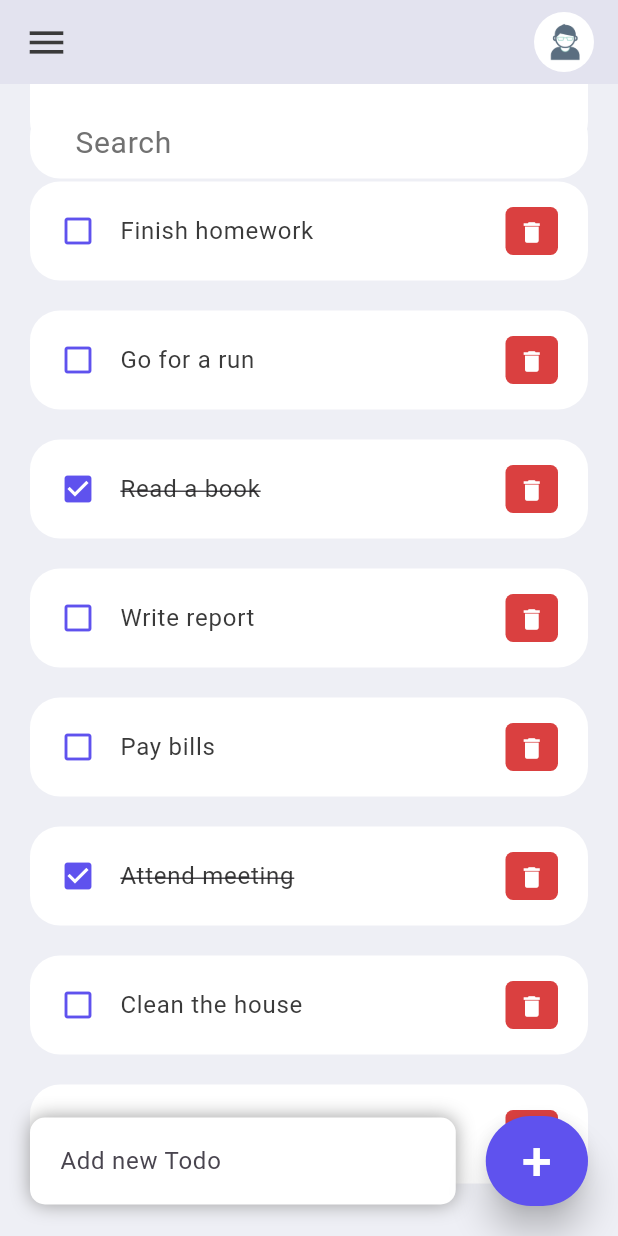
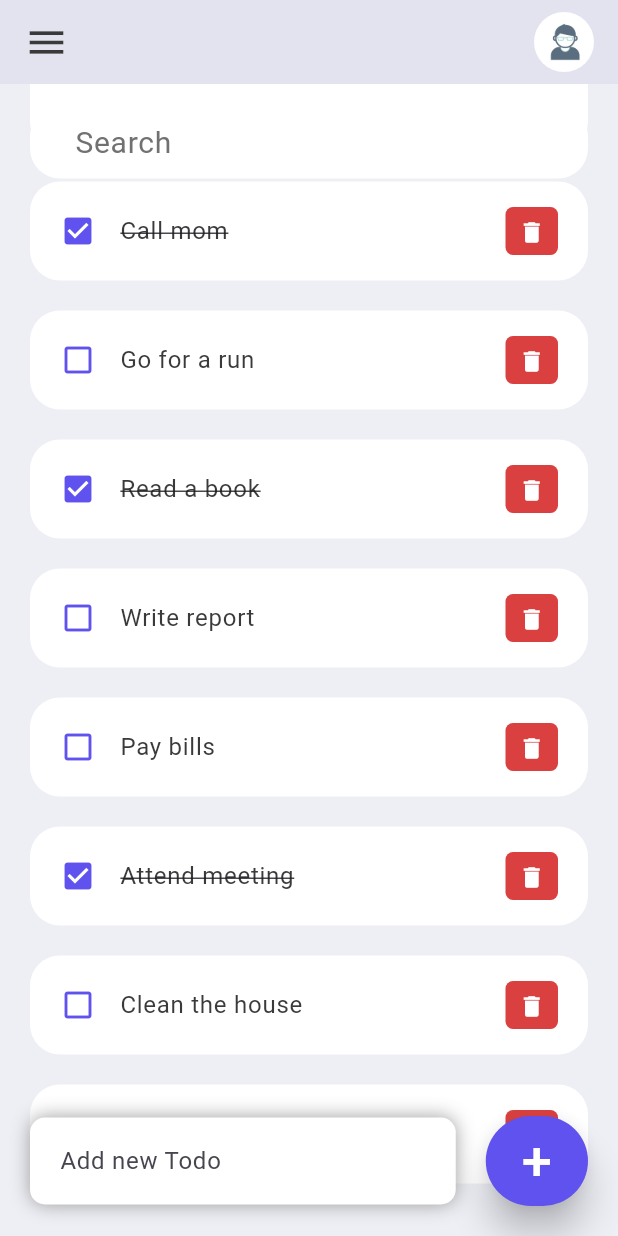
Before and after one commit to SohaibArbiBakcha/ToDo-list-Dart, a Flutter app: the screen it shows after launch, scrolled down 283 dp, after a tap on the "delete" icon, on a phone screen of 412 x 824 dp. Run offline on Flutter 3.47's test engine with Material 3 defaults, Android fonts, the light colour scheme and no system bars.

Commit message:
add the mark isDOne functionality and delete functianalty with some new comments and modify the readme file

```diff
--- a/lib/model/todo.dart
+++ b/lib/model/todo.dart
@@ -3,53 +3,65 @@
   String? todoText; // Text content of the todo
   bool isDone; // Flag indicating whether the todo is completed or not
 
-  ToDo(
-      {required this.id,
+  // Constructor for the ToDo class
+  ToDo({
+    required this.id,
     required this.todoText,
-      this.isDone = false}); // Constructor for the ToDo class
+    this.isDone = false,
+  });
 
-  // ignore: empty_constructor_bodies
+  // Static method to generate a list of sample todos
   static List<ToDo> todoList() => [
         // List of sample todos
         ToDo(
           id: '01',
           todoText: 'Buy groceries',
-            isDone: false), // Sample todo: Buy groceries, not done yet
+          isDone: false,
+        ), // Sample todo: Buy groceries, not done yet
         ToDo(
           id: '02',
           todoText: 'Call mom',
-            isDone: true), // Sample todo: Call mom, already done
+          isDone: true,
+        ), // Sample todo: Call mom, already done
         ToDo(
           id: '03',
           todoText: 'Finish homework',
-            isDone: false), // Sample todo: Finish homework, not done yet
+          isDone: false,
+        ), // Sample todo: Finish homework, not done yet
         ToDo(
           id: '04',
           todoText: 'Go for a run',
-            isDone: false), // Sample todo: Go for a run, not done yet
+          isDone: false,
+        ), // Sample todo: Go for a run, not done yet
         ToDo(
           id: '05',
           todoText: 'Read a book',
-            isDone: true), // Sample todo: Read a book, already done
+          isDone: true,
+        ), // Sample todo: Read a book, already done
         ToDo(
           id: '06',
           todoText: 'Write report',
-            isDone: false), // Sample todo: Write report, not done yet
+          isDone: false,
+        ), // Sample todo: Write report, not done yet
         ToDo(
           id: '07',
           todoText: 'Pay bills',
-            isDone: false), // Sample todo: Pay bills, not done yet
+          isDone: false,
+        ), // Sample todo: Pay bills, not done yet
         ToDo(
           id: '08',
           todoText: 'Attend meeting',
-            isDone: true), // Sample todo: Attend meeting, already done
+          isDone: true,
+        ), // Sample todo: Attend meeting, already done
         ToDo(
           id: '09',
           todoText: 'Clean the house',
-            isDone: false), // Sample todo: Clean the house, not done yet
+          isDone: false,
+        ), // Sample todo: Clean the house, not done yet
         ToDo(
           id: '10',
           todoText: 'Watch movie',
-            isDone: false), // Sample todo: Watch movie, not done yet
+          isDone: false,
+        ), // Sample todo: Watch movie, not done yet
       ];
 }
--- a/lib/screens/home.dart
+++ b/lib/screens/home.dart
@@ -1,20 +1,26 @@
-// ignore_for_file: prefer_const_constructors // Ignore the lint rule for preferring const constructors, prefer_const_constructors, must_be_immutable
+// ignore_for_file: prefer_const_constructors // Ignore the lint rule for preferring const constructors
 
+// Importing necessary dependencies and files
 import '../model/todo.dart'; // Import the todo model
 import '../constants/colors.dart'; // Import color constants
 import '../widgets/todoItem.dart'; // Import the todo item widget
 import 'package:flutter/material.dart';
 
+// Defining the Home widget, responsible for displaying the todo list
 class Home extends StatefulWidget {
-  Home({super.key});
+  Home({super.key}); // Constructor for the Home widget
+
   @override
-  State<Home> createState() => _HomeState();
+  State<Home> createState() =>
+      _HomeState(); // Creating state for the Home widget
 }
 
+// Defining the state of the Home widget
 class _HomeState extends State<Home> {
-  // Constructor for the Home widget
-  List<ToDo> todosList = ToDo.todoList();
-  // List to store todo items
+  // Constructor for the Home state
+  List<ToDo> todosList = ToDo.todoList(); // List to store todo items
+
+  // Building the UI of the Home widget
   @override
   Widget build(BuildContext context) {
     return Scaffold(
@@ -40,7 +46,12 @@
                         ),
                       ),
                       // Display each todo item using TodoItem widget
-                      for (ToDo todoo in todosList) TodoItem(todo: todoo),
+                      for (ToDo todoo in todosList)
+                        TodoItem(
+                          todo: todoo,
+                          onToDoChange: handleTodoChange,
+                          onDeleteItem: deleteTodoItem,
+                        ),
                     ],
                   ),
                 ),
@@ -117,9 +128,17 @@
     );
   }
 
+  // Method to handle changes in todo item status
   void handleTodoChange(ToDo todo) {
     setState(() {
       todo.isDone = !todo.isDone;
+    });
+  }
+
+  // Method to delete a todo item
+  void deleteTodoItem(String id) {
+    setState(() {
+      todosList.removeWhere((item) => item.id == id);
     });
   }
 
--- a/lib/widgets/todoItem.dart
+++ b/lib/widgets/todoItem.dart
@@ -1,23 +1,32 @@
-// ignore_for_file: prefer_const_constructors // Ignore the lint rule for preferring const constructors, prefer_const_constructors, use_super_parameters, file_names
-
+// ignore_for_file: prefer_const_constructors // Ignore the lint rule for preferring const constructors
+// Importing necessary dependencies and files
 import '../model/todo.dart'; // Import the todo model
 import '../constants/colors.dart'; // Import color constants
 import 'package:flutter/material.dart';
 
+// Defining the TodoItem widget, responsible for displaying individual todos
 class TodoItem extends StatelessWidget {
-  final ToDo todo; // Define a todo object
+  final ToDo todo; // Declare a variable to store the todo object
+  final onToDoChange; // Declare a variable to store the function for handling todo item change
+  final onDeleteItem; // Declare a variable to store the function for handling todo item deletion
 
-  const TodoItem({Key? key, required this.todo})
-      : super(key: key); // Constructor for the TodoItem widget
+  // Constructor for the TodoItem widget
+  const TodoItem({
+    Key? key,
+    required this.todo,
+    required this.onToDoChange,
+    required this.onDeleteItem,
+  }) : super(key: key);
 
   @override
   Widget build(BuildContext context) {
     return Container(
       margin: EdgeInsets.only(bottom: 20),
       child: ListTile(
-          onTap: () {}, // Placeholder function for handling todo item tap
-          shape:
-              RoundedRectangleBorder(borderRadius: BorderRadius.circular(20)),
+        onTap: () {
+          onToDoChange(todo);
+        }, // Call the function for handling todo item tap
+        shape: RoundedRectangleBorder(borderRadius: BorderRadius.circular(20)),
         tileColor: Colors.white, // Set the background color of the tile
         leading: Icon(
           todo.isDone
@@ -31,9 +40,8 @@
           style: TextStyle(
             fontSize: 16,
             color: tbBlack,
-                decoration: todo.isDone
-                    ? TextDecoration.lineThrough
-                    : null), // Apply a line-through decoration if the todo is done
+            decoration: todo.isDone ? TextDecoration.lineThrough : null,
+          ), // Apply a line-through decoration if the todo is done
         ),
         contentPadding: EdgeInsets.symmetric(horizontal: 20, vertical: 5),
         trailing: Container(
@@ -43,16 +51,18 @@
           width: 35,
           decoration: BoxDecoration(
             color: tdRed,
-                borderRadius: BorderRadius.circular(
-                    5)), // Define styling for the delete button container
+            borderRadius: BorderRadius.circular(5),
+          ), // Define styling for the delete button container
           child: IconButton(
             icon: Icon(Icons.delete), // Display a delete icon
             color: Colors.white, // Set the color of the icon
             iconSize: 18,
-              onPressed:
-                  () {}, // Placeholder function for handling delete button press
+            onPressed: () {
+              onDeleteItem(todo.id);
+            }, // Call the function for handling delete button press
           ),
         ),
-        ));
+      ),
+    );
   }
 }
```
Also changed, not shown: lib/constants/colors.dart (+7 -0 lines), lib/main.dart (+6 -1 lines), 2 other files. Lines whose indentation alone changed are shown as unchanged.
